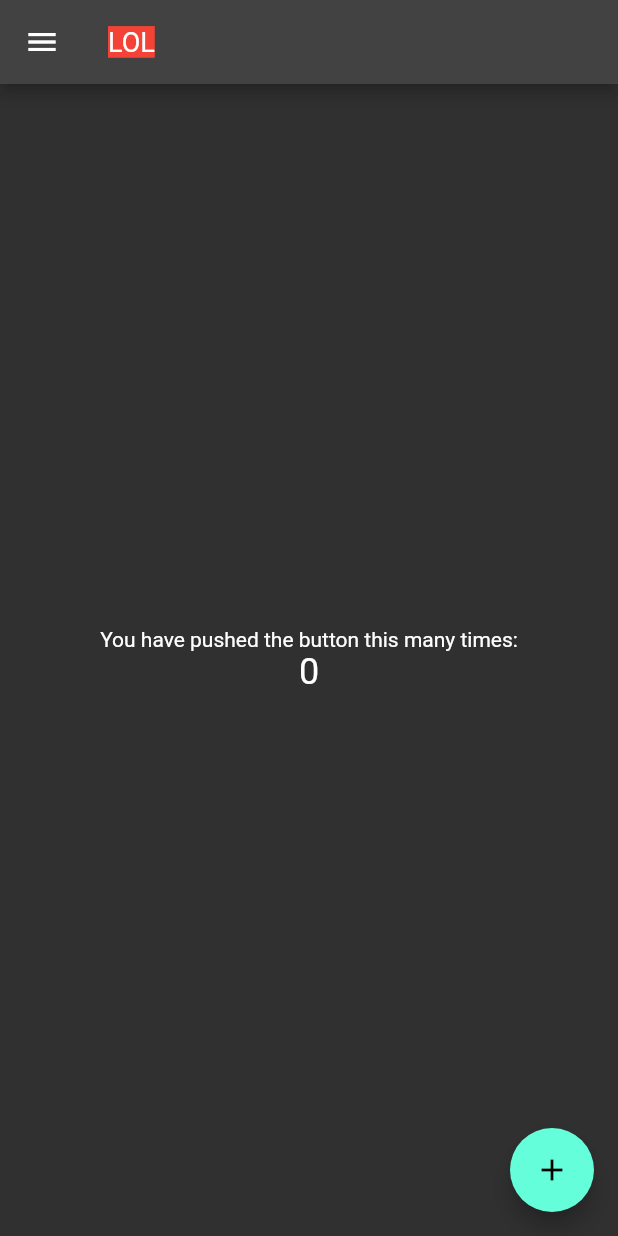
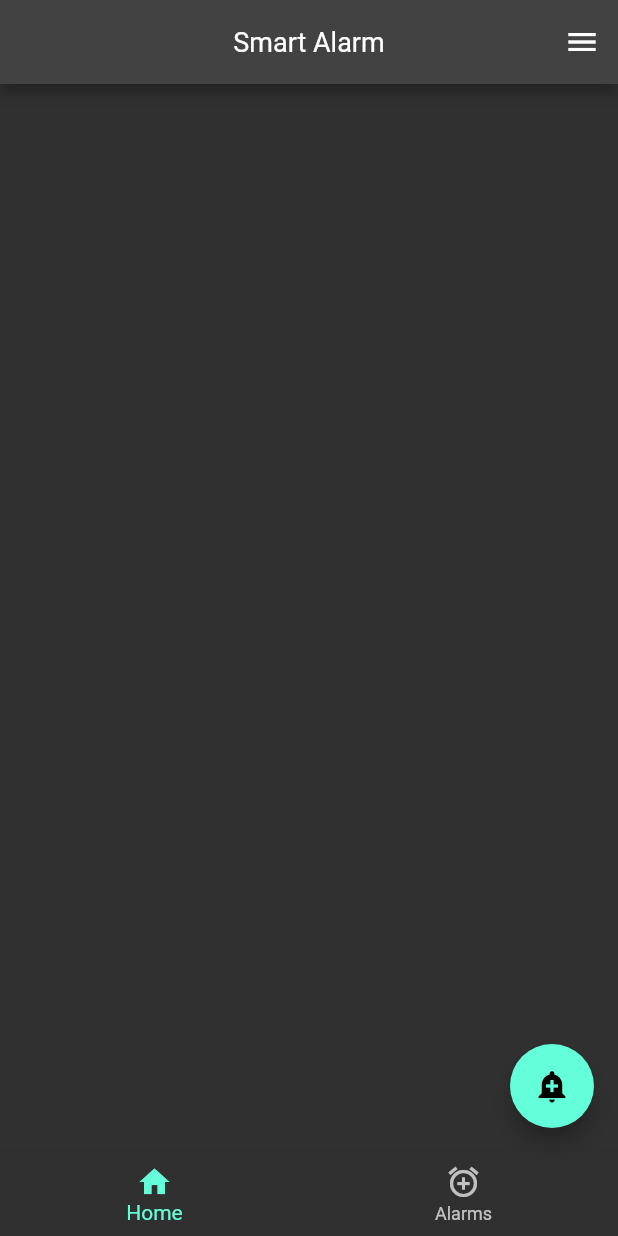
Before and after one commit to SKIPAH/flutter_smart_alarm, a Flutter app: the screen it shows after launch, on a phone screen of 412 x 824 dp. Run offline on Flutter 3.47's test engine with Material 2 defaults, Android fonts, the phone set to English and light mode, and no system bars; missing offline and left inert: flutter_alarm_clock.

Commit message:
Some pages + early alarm feature

```diff
--- /dev/null
+++ b/lib/alarms.dart
@@ -0,0 +1,28 @@
+import 'package:flutter/material.dart';
+import 'package:flutter_alarm_clock/flutter_alarm_clock.dart';
+
+class alarms extends StatelessWidget {
+  @override
+  Widget build(BuildContext context) {
+    return MaterialApp(
+        theme: ThemeData.dark(),
+        home: Scaffold(
+            body: Center(
+                child: Column(
+          children: <Widget>[
+            Container(
+              margin: const EdgeInsets.all(100),
+              child: TextButton(
+                child: const Text(
+                  'Show alarms',
+                  style: TextStyle(fontSize: 20.0),
+                ),
+                onPressed: () {
+                  FlutterAlarmClock.showAlarms();
+                },
+              ),
+            ),
+          ],
+        ))));
+  }
+}
--- a/lib/main.dart
+++ b/lib/main.dart
@@ -1,118 +1,101 @@
 import 'package:flutter/material.dart';
+import 'package:flutter_alarm_clock/flutter_alarm_clock.dart';
+import 'package:flutter_smart_alarm/setAlarm.dart';
+import 'alarms.dart';
 
 void main() {
-  runApp(const MyApp());
+  runApp(MyApp());
 }
 
 class MyApp extends StatelessWidget {
-  const MyApp({Key? key}) : super(key: key);
+  @override
+  Widget build(BuildContext context) {
+    return new MaterialApp(home: new HomeScreen());
+  }
+}
 
-  // This widget is the root of your application.
+class HomeScreen extends StatelessWidget {
   @override
   Widget build(BuildContext context) {
     return MaterialApp(
-      title: 'Flutter Demo',
-      theme: ThemeData.dark()
-      // This is the theme of your application.
-      //
-      // Try running your application with "flutter run". You'll see the
-      // application has a blue toolbar. Then, without quitting the app, try
-      // changing the primarySwatch below to Colors.green and then invoke
-      // "hot reload" (press "r" in the console where you ran "flutter run",
-      // or simply save your changes to "hot reload" in a Flutter IDE).
-      // Notice that the counter didn't reset back to zero; the application
-      // is not restarted.
+        theme: ThemeData.dark(),
+        home: Scaffold(
+          appBar: AppBar(
+            title: Text("Smart Alarm"),
+            centerTitle: true,
+            titleTextStyle: TextStyle(
+              fontSize: 18.0,
+            ),
+            actions: <Widget>[
+              IconButton(onPressed: () {}, icon: const Icon(Icons.menu))
+            ],
+          ),
+          floatingActionButton: FloatingActionButton(
+              child: Icon(Icons.add_alert),
+              onPressed: () {
+                Navigator.push(context,
+                    MaterialPageRoute(builder: (context) => setAlarm()));
+              }),
+          bottomNavigationBar:
+              BottomNavigationBar(items: <BottomNavigationBarItem>[
+            BottomNavigationBarItem(icon: Icon(Icons.home), label: 'Home'),
+            BottomNavigationBarItem(
+              icon: Icon(Icons.alarm_add),
+              label: 'Alarms',
+            ),
+          ]),
 
-      ,
-      home: const MyHomePage(title: 'Flutter Demo Home Page'),
-    );
+          /*
+            *** CREATE ALARM AT GIVEN TIME***
+            body: Center(
+                child: Column(children: <Widget>[
+              Container(
+                margin: const EdgeInsets.all(25),
+                child: TextButton(
+                  child: const Text(
+                    'Create alarm at 23:59',
+                    style: TextStyle(fontSize: 20.0),
+                  ),
+                  onPressed: () {
+                    FlutterAlarmClock.createAlarm(21, 10);
+                  },
+                ),
+              ),
+              */
+          /*
+              *** SHOW ALARMS SET ON PHONE ***
+              Container(
+                margin: const EdgeInsets.all(25),
+                child: TextButton(
+                  child: const Text(
+                    'Show alarms',
+                    style: TextStyle(fontSize: 20.0),
+                  ),
+                  onPressed: () {
+                    FlutterAlarmClock.showAlarms();
+                  },
+                ),
+              ),
+              */
+          /*
+
+              *** CREATE TIMER ***
+              Container(
+                margin: const EdgeInsets.all(25),
+                child: TextButton(
+                  child: const Text(
+                    'Create timer for 42 seconds',
+                    style: TextStyle(fontSize: 20.0),
+                  ),
+                  onPressed: () {
+                    FlutterAlarmClock.createTimer(42);
+                  },
+                ),
+              ),
+              )
+              )
+              ]
+              */
+        ));
   }
 }
-
-class MyHomePage extends StatefulWidget {
-  const MyHomePage({Key? key, required this.title}) : super(key: key);
-
-  // This widget is the home page of your application. It is stateful, meaning
-  // that it has a State object (defined below) that contains fields that affect
-  // how it looks.
-
-  // This class is the configuration for the state. It holds the values (in this
-  // used by the build method of the State. Fields in a Widget subclass are
-  // always marked "final".
-
-  final String title;
-
-  @override
-  State<MyHomePage> createState() => _MyHomePageState();
-}
-
-class _MyHomePageState extends State<MyHomePage> {
-  int _counter = 0;
-
-  void _incrementCounter() {
-    setState(() {
-      // This call to setState tells the Flutter framework that something has
-      // changed in this State, which causes it to rerun the build method below
-      // so that the display can reflect the updated values. If we changed
-      // _counter without calling setState(), then the build method would not be
-      // called again, and so nothing would appear to happen.
-      _counter++;
-    });
-  }
-
-  @override
-  Widget build(BuildContext context) {
-    // This method is rerun every time setState is called, for instance as done
-    // by the _incrementCounter method above.
-    //
-    // The Flutter framework has been optimized to make rerunning build methods
-    // fast, so that you can just rebuild anything that needs updating rather
-    // than having to individually change instances of widgets.
-    return Scaffold(
-      appBar: AppBar(
-          // Here we take the value from the MyHomePage object that was created by
-          // the App.build method, and use it to set our appbar title.
-          title: Text("LOL"),
-          titleTextStyle: TextStyle(
-            backgroundColor: Colors.red,
-            fontSize: 18.0,
-          ),
-          leading: Icon(Icons.menu)),
-      body: Center(
-        // Center is a layout widget. It takes a single child and positions it
-        // in the middle of the parent.
-        child: Column(
-          // Column is also a layout widget. It takes a list of children and
-          // arranges them vertically. By default, it sizes itself to fit its
-          // children horizontally, and tries to be as tall as its parent.
-          //
-          // Invoke "debug painting" (press "p" in the console, choose the
-          // "Toggle Debug Paint" action from the Flutter Inspector in Android
-          // Studio, or the "Toggle Debug Paint" command in Visual Studio Code)
-          // to see the wireframe for each widget.
-          //
-          // Column has various properties to control how it sizes itself and
-          // how it positions its children. Here we use mainAxisAlignment to
-          // center the children vertically; the main axis here is the vertical
-          // axis because Columns are vertical (the cross axis would be
-          // horizontal).
-          mainAxisAlignment: MainAxisAlignment.center,
-          children: <Widget>[
-            const Text(
-              'You have pushed the button this many times:',
-            ),
-            Text(
-              '$_counter',
-              style: Theme.of(context).textTheme.headline5,
-            ),
-          ],
-        ),
-      ),
-      floatingActionButton: FloatingActionButton(
-        onPressed: _incrementCounter,
-        tooltip: 'Increment',
-        child: const Icon(Icons.add),
-      ), // This trailing comma makes auto-formatting nicer for build methods.
-    );
-  }
-}
--- a/pubspec.yaml
+++ b/pubspec.yaml
@@ -27,6 +27,7 @@ environment:
 # the latest version available on pub.dev. To see which dependencies have newer
 # versions available, run `flutter pub outdated`.
 dependencies:
+
   flutter:
     sdk: flutter
 
@@ -34,6 +35,7 @@ dependencies:
   # The following adds the Cupertino Icons font to your application.
   # Use with the CupertinoIcons class for iOS style icons.
   cupertino_icons: ^1.0.2
+  flutter_alarm_clock: ^0.0.2
 
 dev_dependencies:
   flutter_test:
```
Also changed, not shown: lib/setAlarm.dart (added, +88 -0 lines), pubspec.lock, 1 other file.
